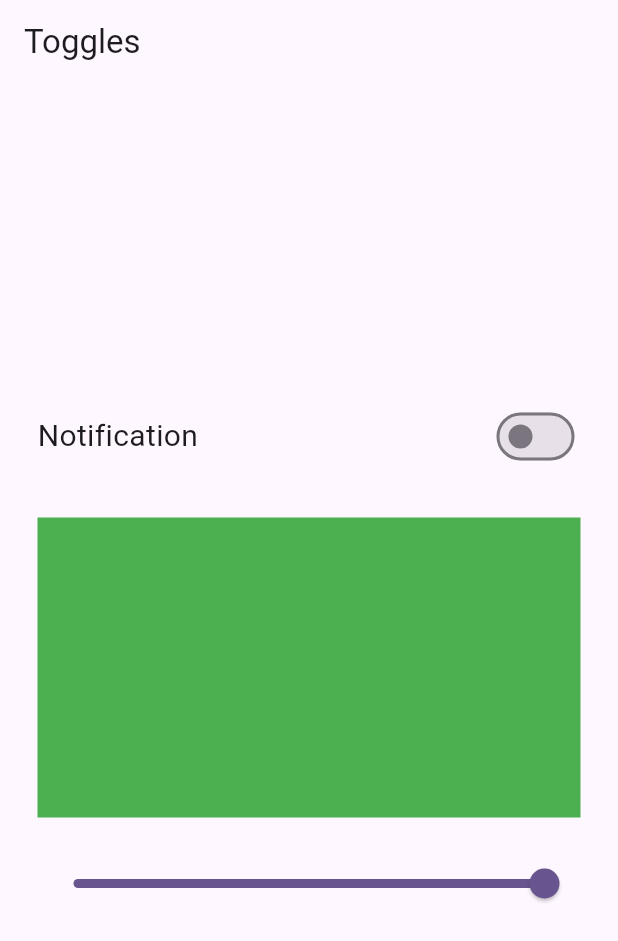
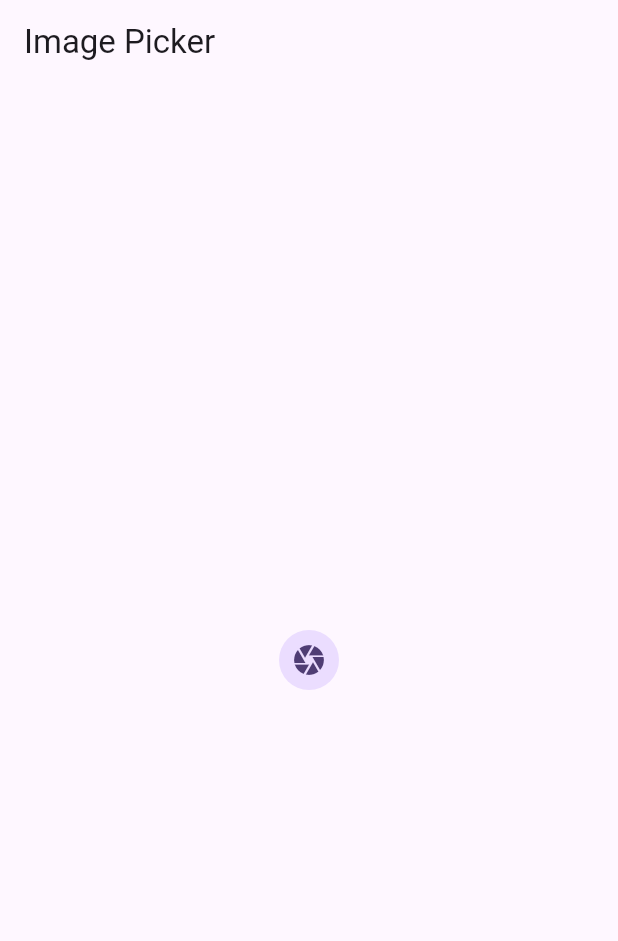
Before and after one commit to xN3k/Learning_BLOC, a Flutter app: the screen it shows after launch, on a phone screen of 412 x 824 dp. Shown: the top 941 px of the screen. Run offline on Flutter 3.47's test engine with Material 3 defaults, Android fonts, the phone set to English and light mode, and no system bars; our stand-ins replace equatable, flutter_bloc, image_picker.

Commit message:
added ImagePickerBloc

```diff
--- /dev/null
+++ b/lib/bloc/image_picker/image_picker_bloc.dart
@@ -0,0 +1,26 @@
+import 'package:bloc_app/bloc/image_picker/image_picker_event.dart';
+import 'package:bloc_app/bloc/image_picker/image_picker_states.dart';
+import 'package:bloc_app/utils/image_picker_utils.dart';
+import 'package:flutter_bloc/flutter_bloc.dart';
+import 'package:image_picker/image_picker.dart';
+
+class ImagePickerBloc extends Bloc<ImagePickerEvent, ImagePickerStates> {
+  final ImagePickerUtils imagePickerUtils;
+
+  ImagePickerBloc(this.imagePickerUtils) : super(ImagePickerStates()) {
+    on<CameraCapture>(_cameraCapture);
+    on<GalleryImagePicker>(_pickFromGallery);
+  }
+
+  void _cameraCapture(
+      CameraCapture event, Emitter<ImagePickerStates> emit) async {
+    XFile? file = await imagePickerUtils.cameraCapture();
+    emit(state.copyWith(file: file));
+  }
+
+  void _pickFromGallery(
+      GalleryImagePicker event, Emitter<ImagePickerStates> emit) async {
+    XFile? file = await imagePickerUtils.pickImageFromGallery();
+    emit(state.copyWith(file: file));
+  }
+}
--- /dev/null
+++ b/lib/bloc/image_picker/image_picker_event.dart
@@ -0,0 +1,12 @@
+import 'package:equatable/equatable.dart';
+
+abstract class ImagePickerEvent extends Equatable {
+  const ImagePickerEvent();
+
+  @override
+  List<Object> get props => [];
+}
+
+class CameraCapture extends ImagePickerEvent {}
+
+class GalleryImagePicker extends ImagePickerEvent {}
--- /dev/null
+++ b/lib/bloc/image_picker/image_picker_states.dart
@@ -0,0 +1,17 @@
+import 'package:equatable/equatable.dart';
+import 'package:image_picker/image_picker.dart';
+
+class ImagePickerStates extends Equatable {
+  final XFile? file;
+
+  const ImagePickerStates({
+    this.file,
+  });
+
+  ImagePickerStates copyWith({XFile? file}) {
+    return ImagePickerStates(file: file ?? this.file);
+  }
+
+  @override
+  List<Object?> get props => [file];
+}
--- a/lib/main.dart
+++ b/lib/main.dart
@@ -1,5 +1,7 @@
+import 'package:bloc_app/bloc/image_picker/image_picker_bloc.dart';
 import 'package:bloc_app/bloc/switch/switch_bloc.dart';
-import 'package:bloc_app/ui/toggle/toggle_screen.dart';
+import 'package:bloc_app/ui/image_picker/image_picker_screen.dart';
+import 'package:bloc_app/utils/image_picker_utils.dart';
 import 'package:flutter/material.dart';
 import 'package:flutter_bloc/flutter_bloc.dart';
 
@@ -18,7 +20,10 @@ class MyApp extends StatelessWidget {
     return MultiBlocProvider(
       providers: [
         BlocProvider(create: (_) => CounterBloc()),
-        BlocProvider(create: (context) => SwitchBloc()),
+        BlocProvider(create: (_) => SwitchBloc()),
+        BlocProvider(
+          create: (_) => ImagePickerBloc(ImagePickerUtils()),
+        ),
       ],
       child: MaterialApp(
         title: 'Flutter Demo',
@@ -27,7 +32,7 @@ class MyApp extends StatelessWidget {
           colorScheme: ColorScheme.fromSeed(seedColor: Colors.deepPurple),
           useMaterial3: true,
         ),
-        home: ToggleScreen(),
+        home: ImagePickerScreen(),
       ),
     );
   }
--- /dev/null
+++ b/lib/ui/image_picker/image_picker_screen.dart
@@ -0,0 +1,42 @@
+import 'dart:io';
+
+import 'package:bloc_app/bloc/image_picker/image_picker_bloc.dart';
+import 'package:bloc_app/bloc/image_picker/image_picker_event.dart';
+import 'package:bloc_app/bloc/image_picker/image_picker_states.dart';
+import 'package:flutter/material.dart';
+import 'package:flutter_bloc/flutter_bloc.dart';
+
+class ImagePickerScreen extends StatefulWidget {
+  const ImagePickerScreen({super.key});
+
+  @override
+  State<ImagePickerScreen> createState() => _ImagePickerScreenState();
+}
+
+class _ImagePickerScreenState extends State<ImagePickerScreen> {
+  @override
+  Widget build(BuildContext context) {
+    return Scaffold(
+      appBar: AppBar(
+        title: Text('Image Picker'),
+      ),
+      body: Center(
+        child: BlocBuilder<ImagePickerBloc, ImagePickerStates>(
+            builder: (context, state) {
+          if (state.file == null) {
+            return InkWell(
+              onTap: () {
+                context.read<ImagePickerBloc>().add(CameraCapture());
+              },
+              child: const CircleAvatar(
+                child: Icon(Icons.camera),
+              ),
+            );
+          } else {
+            return Image.file(File(state.file!.path.toString()));
+          }
+        }),
+      ),
+    );
+  }
+}
--- /dev/null
+++ b/lib/utils/image_picker_utils.dart
@@ -0,0 +1,15 @@
+import 'package:image_picker/image_picker.dart';
+
+class ImagePickerUtils {
+  final ImagePicker _picker = ImagePicker();
+
+  Future<XFile?> cameraCapture() async {
+    final XFile? file = await _picker.pickImage(source: ImageSource.camera);
+    return file;
+  }
+
+  Future<XFile?> pickImageFromGallery() async {
+    final XFile? file = await _picker.pickImage(source: ImageSource.gallery);
+    return file;
+  }
+}
--- a/pubspec.yaml
+++ b/pubspec.yaml
@@ -36,6 +36,7 @@ dependencies:
   cupertino_icons: ^1.0.8
   flutter_bloc:
   equatable:
+  image_picker: ^1.1.2
 
 dev_dependencies:
   flutter_test:
```
Also changed, not shown: pubspec.lock, 6 other files.
